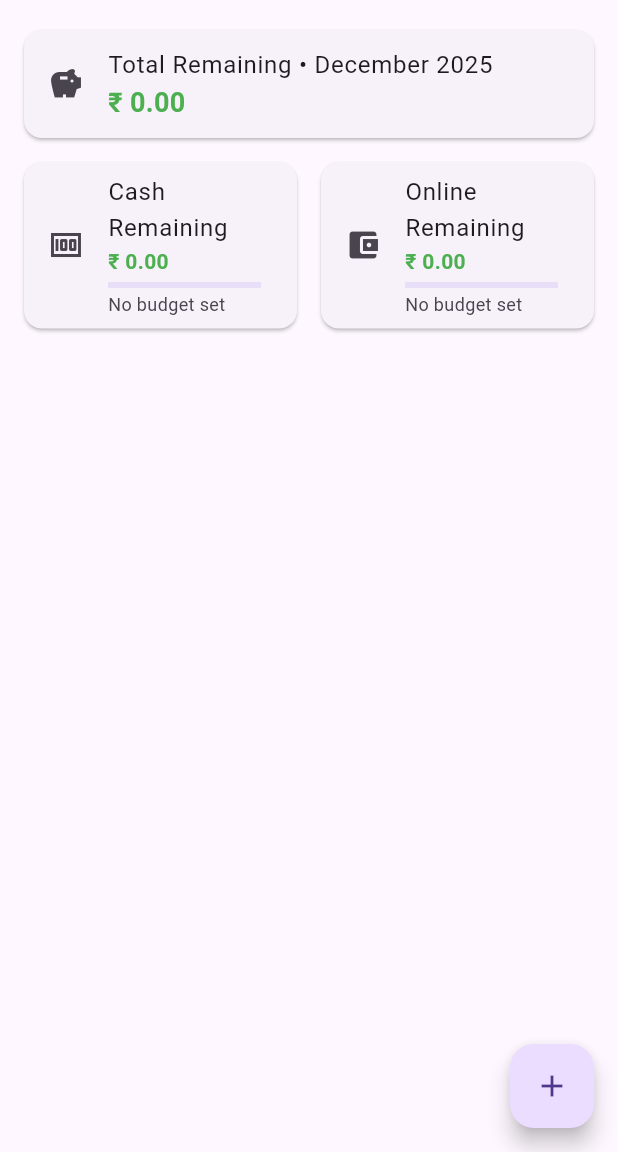
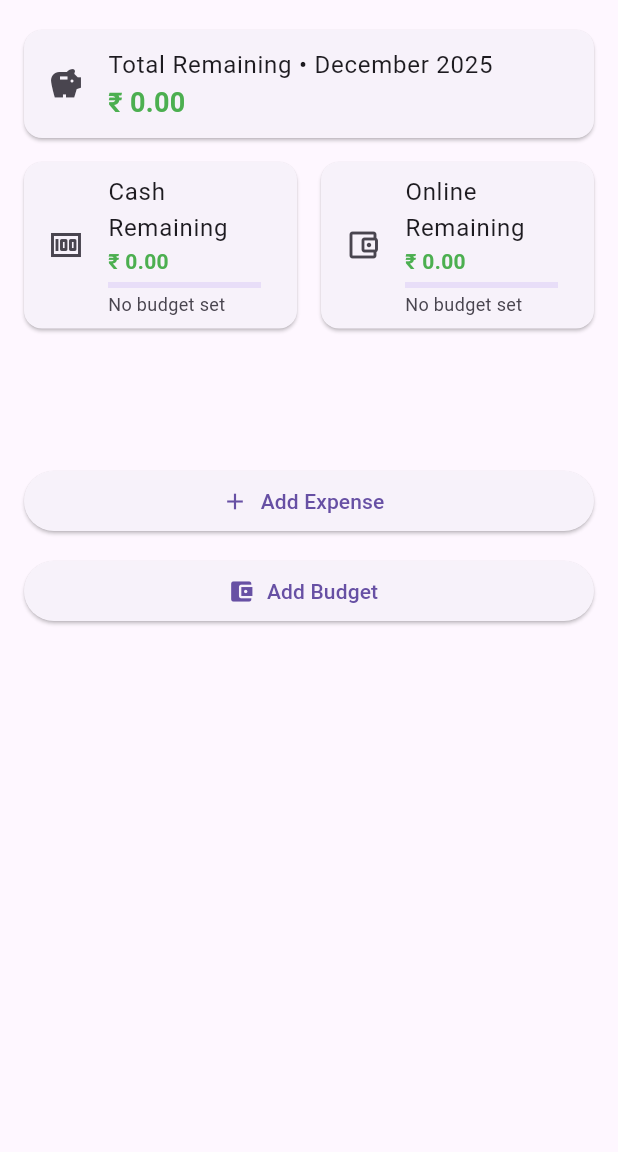
Before and after one commit to kadamharshit/Wallet_Watch, a Flutter app: the HomeScreen screen opened by its route, on a phone screen of 412 x 824 dp, the part 84-1236 px from its top. Run offline on Flutter 3.47's test engine with Material 3 defaults, Android fonts, the phone set to English and light mode, and no system bars; our stand-ins replace shared_preferences, sqflite, supabase_flutter; accounts and stored records are empty.

Commit message:
Removed floating action button and made separate two buttons. also totalRemaining logic bug fixed

```diff
--- a/lib/dashboard/home_screen.dart
+++ b/lib/dashboard/home_screen.dart
@@ -22,7 +22,7 @@ class _HomeScreenState extends State<HomeScreen> {
   //------------Derived values
   double get _cashRemaining => _cashBudget - _cashExpense;
   double get _onlineRemaining => _onlineBudget - _onlineExpense;
-  double get _totalRemaining => _cashRemaining - _onlineRemaining;
+  double get _totalRemaining => _cashRemaining + _onlineRemaining;
 
   Color _amountColor(double value) =>
       value >= 0 ? Colors.green : Colors.redAccent;
@@ -202,6 +202,9 @@ class _HomeScreenState extends State<HomeScreen> {
       ),
       body: RefreshIndicator(
         onRefresh: _refreshAll,
+        child: Column(
+          children: [
+            Expanded(
               child: SingleChildScrollView(
                 physics: const AlwaysScrollableScrollPhysics(),
                 child: Column(
@@ -209,7 +212,10 @@ class _HomeScreenState extends State<HomeScreen> {
                     const SizedBox(height: 12),
                     //----------- Total Remaining Card------------------
                     Card(
-                margin: const EdgeInsets.symmetric(horizontal: 16, vertical: 8),
+                      margin: const EdgeInsets.symmetric(
+                        horizontal: 16,
+                        vertical: 8,
+                      ),
                       child: ListTile(
                         leading: const Icon(Icons.savings),
                         title: Text("Total Remaining • ${currentMonthYear()}"),
@@ -223,6 +229,7 @@ class _HomeScreenState extends State<HomeScreen> {
                         ),
                       ),
                     ),
+
                     //-------------------- Cash & Online Remaining -----------------
                     Row(
                       children: [
@@ -243,9 +250,7 @@ class _HomeScreenState extends State<HomeScreen> {
                                     ),
                                   ),
                                   const SizedBox(height: 4),
-                            LinearProgressIndicator(
-                              value: _cashProgress, // 0.0 – 1.0
-                            ),
+                                  LinearProgressIndicator(value: _cashProgress),
                                   const SizedBox(height: 2),
                                   Text(
                                     _formatPercent(_cashExpense, _cashBudget),
@@ -260,7 +265,9 @@ class _HomeScreenState extends State<HomeScreen> {
                           child: Card(
                             margin: const EdgeInsets.fromLTRB(8, 8, 16, 8),
                             child: ListTile(
-                        leading: const Icon(Icons.account_balance_wallet),
+                              leading: const Icon(
+                                Icons.account_balance_wallet_outlined,
+                              ),
                               title: const Text("Online Remaining"),
                               subtitle: Column(
                                 crossAxisAlignment: CrossAxisAlignment.start,
@@ -274,11 +281,14 @@ class _HomeScreenState extends State<HomeScreen> {
                                   ),
                                   const SizedBox(height: 4),
                                   LinearProgressIndicator(
-                              value: _onlineProgress, // 0.0 – 1.0
+                                    value: _onlineProgress,
                                   ),
                                   const SizedBox(height: 2),
                                   Text(
-                              _formatPercent(_onlineExpense, _onlineBudget),
+                                    _formatPercent(
+                                      _onlineExpense,
+                                      _onlineBudget,
+                                    ),
                                     style: const TextStyle(fontSize: 12),
                                   ),
                                 ],
@@ -290,6 +300,41 @@ class _HomeScreenState extends State<HomeScreen> {
                     ),
                   ],
                 ),
+              ),
+            ),
+
+            // 🔥 Bottom Fixed Buttons
+            Padding(
+              padding: const EdgeInsets.fromLTRB(16, 8, 16, 350),
+              child: Column(
+                children: [
+                  SizedBox(
+                    width: double.infinity,
+                    child: ElevatedButton.icon(
+                      icon: const Icon(Icons.add),
+                      label: const Text("Add Expense"),
+                      onPressed: () async {
+                        await Navigator.pushNamed(context, '/add_expense');
+                        _loadExpensesSeparately();
+                      },
+                    ),
+                  ),
+                  const SizedBox(height: 12),
+                  SizedBox(
+                    width: double.infinity,
+                    child: ElevatedButton.icon(
+                      icon: const Icon(Icons.account_balance_wallet),
+                      label: const Text("Add Budget"),
+                      onPressed: () async {
+                        await Navigator.pushNamed(context, '/budget');
+                        _loadBudgetsSeparately();
+                      },
+                    ),
+                  ),
+                ],
+              ),
+            ),
+          ],
         ),
       ),
       drawer: Drawer(
@@ -399,46 +444,31 @@ class _HomeScreenState extends State<HomeScreen> {
           ),
         ),
       ),
-      floatingActionButton: FloatingActionButton(
-        onPressed: () {
-          showModalBottomSheet(
-            context: context,
-            isScrollControlled: true,
-            shape: const RoundedRectangleBorder(
-              borderRadius: BorderRadius.vertical(top: Radius.circular(20)),
-            ),
-            builder: (context) => SafeArea(
-              child: Padding(
-                padding: const EdgeInsets.only(bottom: 20),
-                child: Column(
-                  mainAxisSize: MainAxisSize.min,
-                  children: [
-                    ListTile(
-                      leading: const Icon(Icons.add),
-                      title: const Text('Add Expense'),
-                      onTap: () async {
-                        Navigator.pop(context);
-                        await Navigator.pushNamed(context, '/add_expense');
-                        _loadExpensesSeparately();
-                      },
-                    ),
-                    ListTile(
-                      leading: const Icon(Icons.account_balance_wallet),
-                      title: const Text('Add Budget'),
-                      onTap: () async {
-                        Navigator.pop(context);
-                        await Navigator.pushNamed(context, '/budget');
-                        _loadBudgetsSeparately();
-                      },
-                    ),
-                  ],
-                ),
-              ),
-            ),
-          );
-        },
-        child: const Icon(Icons.add),
-      ),
+      // floatingActionButton: Column(
+      //   mainAxisSize: MainAxisSize.min,
+      //   crossAxisAlignment: CrossAxisAlignment.end,
+      //   children: [
+      //     FloatingActionButton.extended(
+      //       heroTag: 'fab_expense',
+      //       onPressed: () async {
+      //         await Navigator.pushNamed(context, '/add_expense');
+      //         _loadExpensesSeparately(); // refresh after coming back
+      //       },
+      //       icon: const Icon(Icons.add),
+      //       label: const Text('Add Expense'),
+      //     ),
+      //     const SizedBox(height: 12),
+      //     FloatingActionButton.extended(
+      //       heroTag: 'fab_budget',
+      //       onPressed: () async {
+      //         await Navigator.pushNamed(context, '/budget');
+      //         _loadBudgetsSeparately(); // refresh after coming back
+      //       },
+      //       icon: const Icon(Icons.account_balance_wallet),
+      //       label: const Text('Add Budget'),
+      //     ),
+      //   ],
+      // ),
     );
   }
 }
```
Lines whose indentation alone changed are shown as unchanged.
